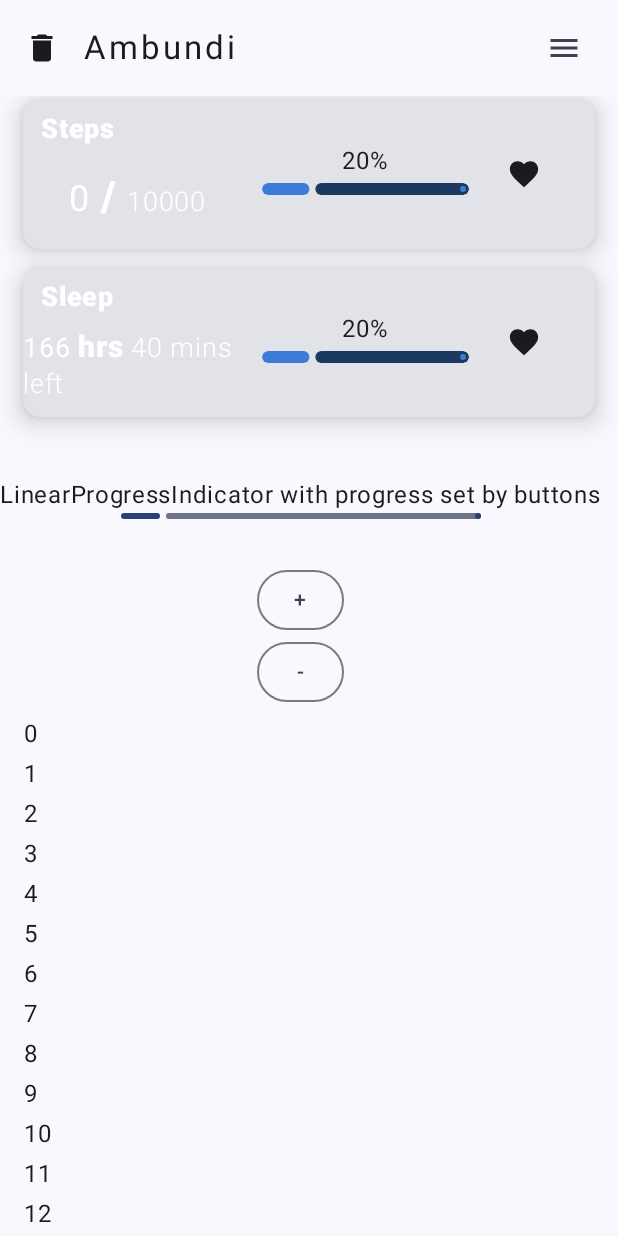
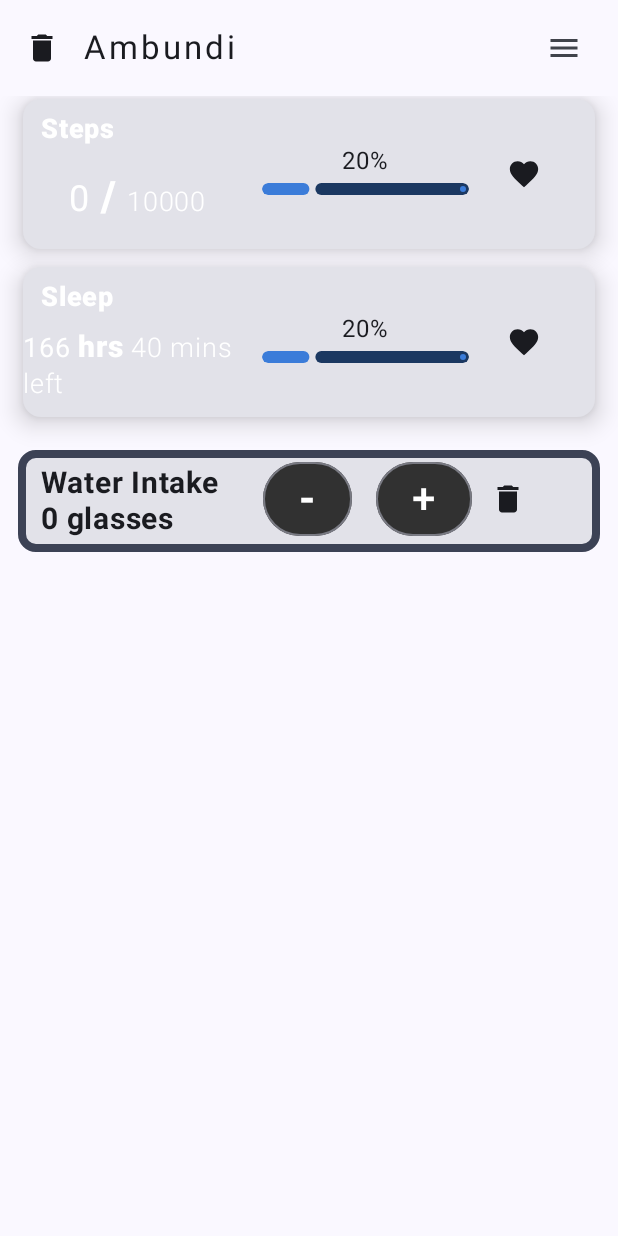
Before and after one commit to Dunkaburk/DAT257-G7, an Android app built with Jetpack Compose: the screen it shows after launch (MainActivity), on a phone screen of 412 x 824 dp. Run offline under Robolectric (Android 15) with nearby library versions, the phone set to English and light mode, and no system bars.

Commit message:
Added Water Intake Panel

```diff
--- a/app/build.gradle
+++ b/app/build.gradle
@@ -54,6 +54,8 @@ dependencies {
     implementation "androidx.compose.ui:ui:$compose_version"
     implementation "androidx.compose.ui:ui-tooling-preview:$compose_version"
     implementation 'androidx.compose.material3:material3:1.0.0-alpha11'
+    implementation 'androidx.compose.material:material:1.1.1'
+    implementation 'androidx.cardview:cardview:1.0.0'
     testImplementation 'junit:junit:4.13.2'
     androidTestImplementation 'androidx.test.ext:junit:1.1.5'
     androidTestImplementation 'androidx.test.espresso:espresso-core:3.5.1'
--- a/app/src/main/java/com/example/group7/View/Dashboard.kt
+++ b/app/src/main/java/com/example/group7/View/Dashboard.kt
@@ -1,43 +1,39 @@
 package com.example.group7.View
 
 
+//import androidx.navigation.NavController
+import androidx.compose.foundation.BorderStroke
 import androidx.compose.animation.core.animateFloatAsState
 import androidx.compose.foundation.layout.*
+import androidx.compose.foundation.lazy.LazyColumn
+import androidx.compose.foundation.shape.RoundedCornerShape
 import androidx.compose.material.icons.Icons
+import androidx.compose.material.icons.filled.Delete
 import androidx.compose.material.icons.filled.Menu
 import androidx.compose.material3.*
+import androidx.compose.runtime.*
+import androidx.compose.ui.Alignment
 import androidx.compose.ui.Modifier
+import androidx.compose.ui.graphics.Color
 import androidx.compose.ui.unit.dp
-import androidx.compose.foundation.Image
 import androidx.compose.foundation.clickable
-import androidx.compose.foundation.lazy.LazyColumn
-import androidx.compose.foundation.shape.RoundedCornerShape
-import androidx.compose.material.icons.filled.Delete
 import androidx.compose.material.icons.filled.Favorite
 import androidx.compose.material3.IconButton
 import androidx.compose.material3.MaterialTheme
 import androidx.compose.material3.Text
 import androidx.compose.material3.SmallTopAppBar
-import androidx.compose.runtime.*
-import androidx.compose.ui.Alignment
 import androidx.compose.ui.draw.clip
 import androidx.compose.ui.graphics.BlendMode.Companion.Color
-import androidx.compose.ui.graphics.Color
-import androidx.compose.ui.graphics.painter.Painter
 import androidx.compose.ui.input.nestedscroll.nestedScroll
-import androidx.compose.ui.res.painterResource
+import androidx.compose.ui.text.font.FontWeight
 import androidx.compose.ui.text.SpanStyle
 import androidx.compose.ui.text.buildAnnotatedString
-import androidx.compose.ui.text.font.FontWeight
 import androidx.compose.ui.text.style.TextAlign
 import androidx.compose.ui.text.style.TextOverflow
+import androidx.compose.ui.tooling.preview.Preview
 import androidx.compose.ui.text.withStyle
-import androidx.compose.ui.tooling.preview.Preview
 import androidx.compose.ui.unit.sp
-//import androidx.navigation.NavController
-import com.example.group7.R
 
-@OptIn(ExperimentalMaterial3Api::class)
 @Composable
 @Preview
 fun Dashboard(){
@@ -98,22 +94,92 @@ fun DashboardContent(/*navController: NavController*/) {
 
                 item { ProgressCard("Steps",progress, { StepsProgress(stepsProgress = stepCount, stepsGoal = stepsGoal) }) }
                 item { ProgressCard("Sleep",progress, { SleepProgress(sleepProgress = stepCount, sleepGoal = stepsGoal) }) }
-                item { LinearProgressIndicatorTestfunnyhaha()}
-
-                val list = (0..75).map { it.toString() } //Helt arbiträrt antal listItems för att visa hur man kan scrolla
-                items(count = list.size) {
-                    Text(
-                        text = list[it],
-                        style = MaterialTheme.typography.bodyLarge,
-                        modifier = Modifier
-                            .fillMaxWidth()
-                            .padding(horizontal = 16.dp)
-                    )
-                }
-
+                item { WaterIntakePanel()}
             }
         }
     )
+}
+
+@OptIn(ExperimentalMaterial3Api::class)
+@Composable
+fun WaterIntakePanel() {
+    val paddingModifier = Modifier.padding(12.dp)
+    var waterCount by remember { mutableStateOf(0) }
+    Card(
+        border = BorderStroke(5.dp, MaterialTheme.colorScheme.secondary),
+        modifier = paddingModifier.fillMaxWidth()
+    ) {
+        Row(
+            modifier = Modifier.fillMaxSize()
+        ) {
+            Column(
+                modifier = Modifier
+                    .fillMaxWidth(0.4f)
+                    .padding(10.dp),
+                horizontalAlignment = Alignment.Start
+            ) {
+                Text(
+                    text = "Water Intake",
+                    fontSize = 20.sp,
+                    fontWeight = FontWeight.Bold,
+                    maxLines = 1,
+                    modifier = Modifier.padding(start = 5.dp)
+                )
+                Text(
+                    text = "$waterCount glasses",
+                    fontSize = 20.sp,
+                    fontWeight = FontWeight.Bold,
+                    modifier = Modifier.padding(start = 5.dp)
+                )
+            }
+            Row(
+                verticalAlignment = Alignment.CenterVertically
+            ) {
+                OutlinedButton(
+                    modifier = Modifier.padding(8.dp),
+                    onClick = { if (waterCount > 0) waterCount--},
+                    colors = ButtonDefaults.buttonColors(containerColor = Color(0xFF313131))
+                ) {
+                    Text(text = "-", fontSize = 28.sp, fontWeight = FontWeight.Bold)
+                }
+                OutlinedButton(
+                    modifier = Modifier.padding(8.dp),
+                    onClick = { waterCount++ },
+                    colors = ButtonDefaults.buttonColors(containerColor = Color(0xFF313131))
+                ) {
+                    Text(text = "+", fontSize = 28.sp)
+                }
+                Icon(
+                    modifier = Modifier.size(28.dp).padding(start = 4.dp),
+                    imageVector = Icons.Filled.Delete, // TODO INSERT WATER ICON
+                    contentDescription = "Glass of water"
+                )
+            }
+        }
+    }
+}
+
+
+@OptIn(ExperimentalMaterial3Api::class)
+@Composable
+fun SleepPanel() {
+}
+
+fun DailyStepsPanel() {
+
+}
+
+@OptIn(ExperimentalMaterial3Api::class)
+@Composable
+fun CardWithBorder() {
+    val paddingModifier = Modifier.padding(10.dp)
+    Card(
+        border = BorderStroke(1.dp, Color(0xFF000000)),
+        modifier = paddingModifier
+    ) {
+        Text(text = "Card with blue border", modifier = paddingModifier)
+        Text(text = "Second Text", modifier = paddingModifier)
+    }
 }
 
 
```
